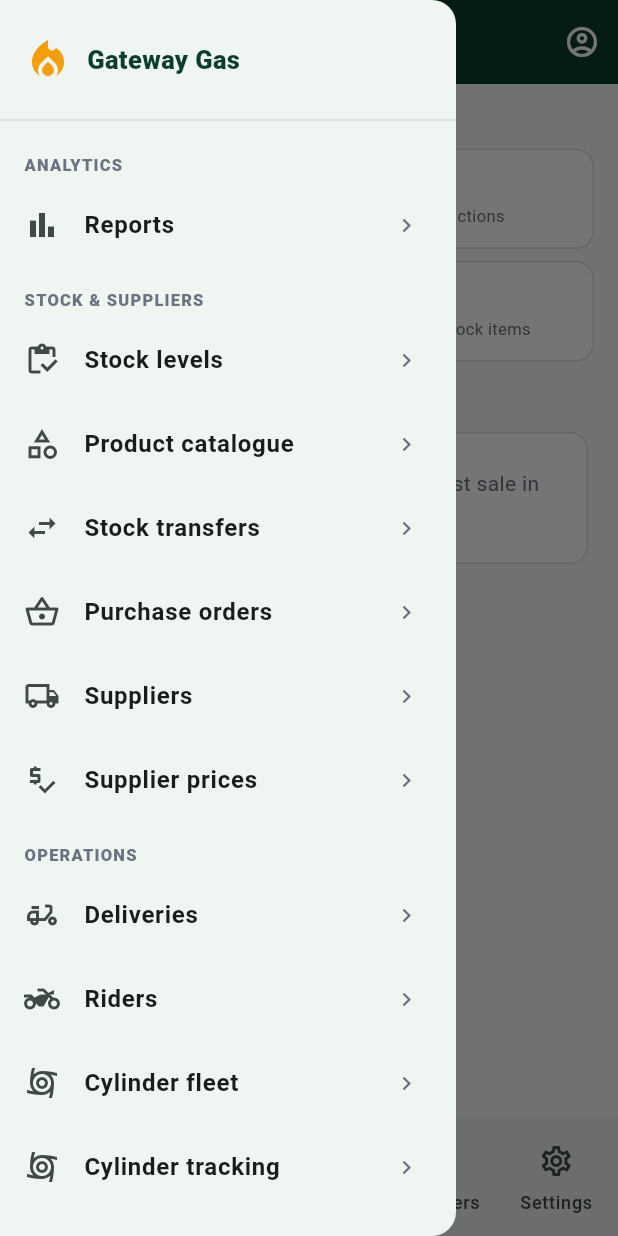
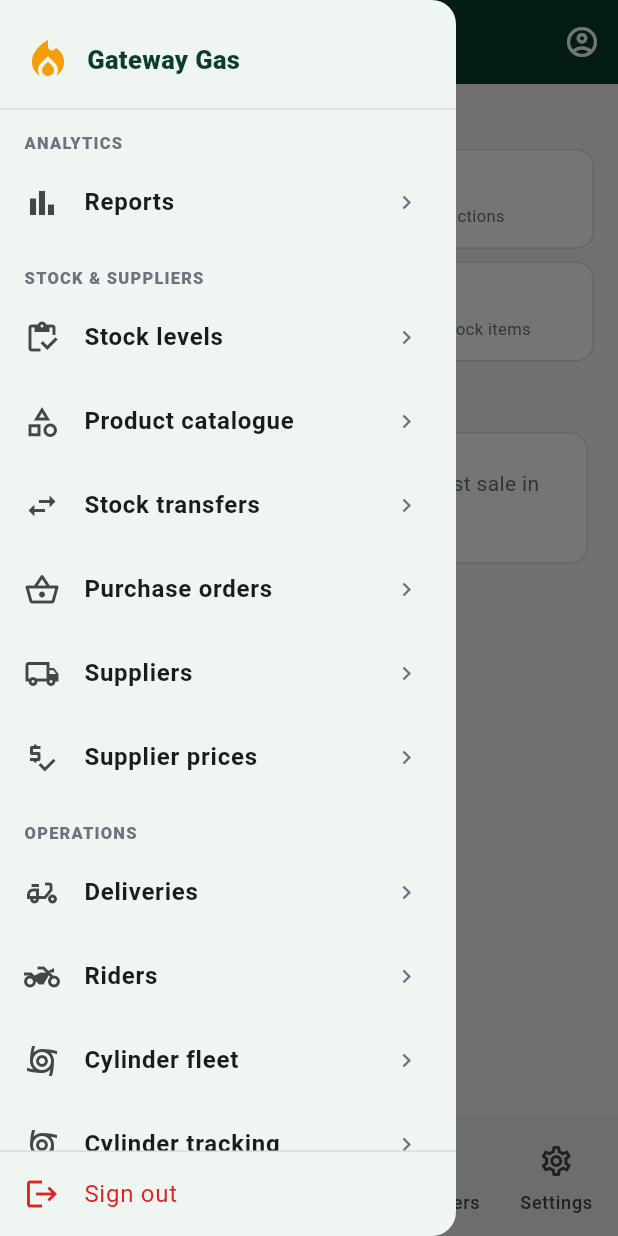
Before and after one commit to Jack-Murimi/arena_ai_gateway_gas, a Flutter app: the screen it shows once a user with an empty profile is signed in, with the side drawer open, on a phone screen of 412 x 824 dp. Run offline on Flutter 3.47's test engine with Material 3 defaults, Android fonts, the phone set to English and light mode, and no system bars; our stand-ins replace pdf, printing, share_plus, supabase_flutter; accounts and stored records are empty.

Commit message:
Fix bottom overflow in mobile drawer by wrapping menu in scrollable ListView

```diff
--- a/lib/features/shell/home_shell.dart
+++ b/lib/features/shell/home_shell.dart
@@ -331,7 +331,11 @@ class _HomeShellState extends State<HomeShell> {
                 ],
               ),
             ),
-            const Divider(),
+            const Divider(height: 1),
+            Expanded(
+              child: ListView(
+                padding: EdgeInsets.zero,
+                children: [
                   _sectionHeader('Analytics'),
                   _drawerTile(
                     Icons.bar_chart_outlined,
@@ -347,8 +351,10 @@ class _HomeShellState extends State<HomeShell> {
                   _drawerTile(
                     Icons.category_outlined,
                     'Product catalogue',
-              () =>
-                  _openDrawerScreen(const ProductsPage(), 'Product catalogue'),
+                    () => _openDrawerScreen(
+                      const ProductsPage(),
+                      'Product catalogue',
+                    ),
                   ),
                   _drawerTile(
                     Icons.swap_horiz_outlined,
@@ -414,7 +420,10 @@ class _HomeShellState extends State<HomeShell> {
                       'Cylinder follow-ups',
                     ),
                   ),
-            const Spacer(),
+                ],
+              ),
+            ),
+            const Divider(height: 1),
             ListTile(
               leading: const Icon(Icons.logout, color: AppColors.danger),
               title: const Text(
```
Lines whose indentation alone changed are shown as unchanged.
